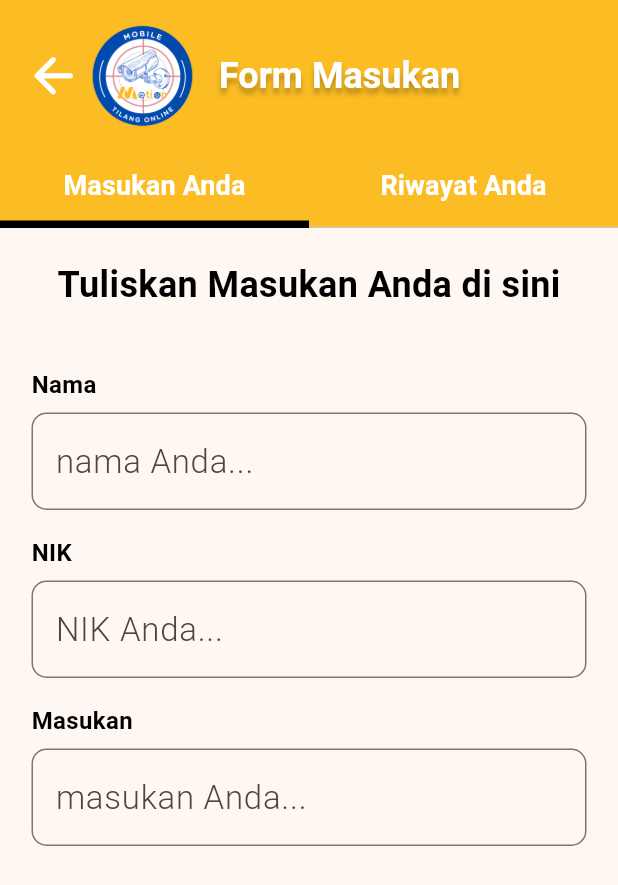
After one commit to Arroziqi/tilang_online, a Flutter app: the MasukanPage screen opened by its route, on a phone screen of 412 x 824 dp. The commit adds this screen. Shown: the top 885 px of the screen. Run offline on Flutter 3.47's test engine with Material 3 defaults, Android fonts, the phone set to English and light mode, and no system bars; our stand-ins replace badges, bloc, flutter_bloc, gap, google_fonts, smooth_page_indicator; Roboto replaces fonts that are missing (Kanit).

Commit message:
still stack on -jenis masukan- in form -masukan- page

```diff
--- /dev/null
+++ b/lib/models/pages/masukan/input_items.dart
@@ -0,0 +1,32 @@
+import 'input_class.dart';
+
+class InputItems {
+  List<InputClass> items = [
+    InputClass(
+      label: 'Nama',
+      hintText: 'nama Anda...',
+      type: 'text',
+    ),
+    InputClass(
+      label: 'NIK',
+      hintText: 'NIK Anda...',
+      type: 'text',
+    ),
+    // masih ngestack
+    // InputClass(
+    //   label: 'Jenis Masukan',
+    //   hintText: 'jenis masukan...',
+    //   type: 'select',
+    //   selectItems: [
+    //     {'text': 'Tampilan Masukan', 'value': 'tampilan'},
+    //     {'text': 'Sistem', 'value': 'sistem'},
+    //     {'text': 'Pelayanan', 'value': 'pelayanan'},
+    //   ],
+    // ),
+    InputClass(
+      label: 'Masukan',
+      hintText: 'masukan Anda...',
+      type: 'longText',
+    ),
+  ];
+}
--- /dev/null
+++ b/lib/ui/pages/masukan/components/input.dart
@@ -0,0 +1,37 @@
+import 'package:flutter/cupertino.dart';
+import 'package:flutter_app/shared/theme.dart';
+import 'package:flutter_app/ui/widgets/input/input_select.dart';
+import 'package:flutter_app/ui/widgets/input/input_text.dart';
+import 'package:gap/gap.dart';
+
+class Input extends StatelessWidget {
+  const Input({super.key, required this.label, required this.hintText, required this.type, this.selectItems});
+
+  final String label;
+  final String hintText;
+  final String type;
+  final List<Map?>? selectItems;
+
+  Widget getInput(String type, String hintText, List<Map?>? selectItems){
+    switch (type){
+      case 'longText':
+        return InputText(hintText: hintText,);
+      case 'select':
+        return InputSelect(hintText: hintText, selectItems: selectItems,);
+      default:
+        return InputText(hintText: hintText,);
+    }
+  }
+
+  @override
+  Widget build(BuildContext context) {
+    return Column(
+      crossAxisAlignment: CrossAxisAlignment.start,
+      children: [
+        Text(label, style: blackTextStyle.copyWith(fontSize: 16, fontWeight: bold,),),
+        const Gap(7),
+        getInput(type, hintText, selectItems),
+      ],
+    );
+  }
+}
--- /dev/null
+++ b/lib/ui/pages/masukan/form_masukan.dart
@@ -0,0 +1,55 @@
+import 'package:flutter/cupertino.dart';
+import 'package:flutter_app/models/pages/masukan/input_items.dart';
+import 'package:flutter_app/shared/theme.dart';
+import 'package:flutter_app/ui/pages/masukan/components/input.dart';
+import 'package:gap/gap.dart';
+
+final controller = InputItems();
+
+class FormMasukan extends StatelessWidget {
+  const FormMasukan({super.key});
+
+  Widget buildForm() {
+    return ListView.separated(
+      physics: BouncingScrollPhysics(),
+      itemCount: controller.items.length,
+      itemBuilder: (context, index) => Input(
+        label: controller.items[index].label,
+        hintText: controller.items[index].hintText,
+        type: controller.items[index].type,
+        selectItems: controller.items[index].selectItems,
+      ),
+      shrinkWrap: true,
+      separatorBuilder: (context, index) => const Gap(17),
+    );
+  }
+
+  @override
+  Widget build(BuildContext context) {
+    return Padding(
+      padding: EdgeInsets.only(
+        left: defaultMargin,
+        right: defaultMargin,
+        top: defaultMargin,
+      ),
+      child: ListView(
+        children: [
+          Column(
+            children: [
+              Text(
+                'Tuliskan Masukan Anda di sini',
+                style: blackTextStyle.copyWith(
+                  fontSize: 24,
+                  fontWeight: semiBold,
+                ),
+              ),
+              const Gap(38),
+              buildForm(),
+              Gap(defaultMargin),
+            ],
+          ),
+        ],
+      ),
+    );
+  }
+}
--- a/lib/ui/pages/masukan/masukan_page.dart
+++ b/lib/ui/pages/masukan/masukan_page.dart
@@ -1,12 +1,33 @@
 import 'package:flutter/material.dart';
+import 'package:flutter_app/ui/pages/masukan/form_masukan.dart';
+import 'package:flutter_app/ui/pages/masukan/masukan_kosong.dart';
+import 'package:flutter_app/ui/widgets/bar/appBar/custom_back_navigation_appbar.dart';
 
 class MasukanPage extends StatelessWidget {
   const MasukanPage({super.key});
 
+  PreferredSizeWidget buildAppBar(BuildContext context) {
+    return customBackNavigationAppBar(
+        title: 'Form Masukan', tabBar: true, context: context, tabs: ['Masukan Anda', 'Riwayat Anda']);
+  }
+
+  Widget buildContent() {
+    return const TabBarView(
+      children: <Widget>[
+        FormMasukan(),
+        MasukanKosong(),
+      ],
+    );
+  }
+
   @override
   Widget build(BuildContext context) {
-    return const Center(
-      child: Text('Masukan'),
+    return DefaultTabController(
+      length: 2,
+      child: Scaffold(
+        appBar: buildAppBar(context),
+        body: buildContent(),
+      ),
     );
   }
 }
--- a/lib/ui/pages/pelanggaran/pelanggaran_page.dart
+++ b/lib/ui/pages/pelanggaran/pelanggaran_page.dart
@@ -1,7 +1,6 @@
 import 'package:flutter/material.dart';
 import 'package:flutter_app/ui/pages/pelanggaran/data_pelanggaran.dart';
 import 'package:flutter_app/ui/pages/pelanggaran/data_pelanggaran_kosong.dart';
-import 'package:flutter_app/ui/widgets/bar/appBar/custom_appbar.dart';
 import 'package:flutter_app/ui/widgets/bar/appBar/custom_back_navigation_appbar.dart';
 
 class PelanggaranPage extends StatelessWidget {
--- a/lib/ui/widgets/bar/appBar/custom_back_navigation_appbar.dart
+++ b/lib/ui/widgets/bar/appBar/custom_back_navigation_appbar.dart
@@ -3,8 +3,9 @@ import 'package:flutter_app/shared/theme.dart';
 
 PreferredSizeWidget customBackNavigationAppBar({
   required BuildContext context,
-  required title,
-  tabBar = false,
+  required String title,
+  bool tabBar = false,
+  List<String> tabs = const ['Sedang Proses', 'Selesei'],
 }) {
   return AppBar(
     leadingWidth: 130,
@@ -61,14 +62,7 @@ PreferredSizeWidget customBackNavigationAppBar({
             unselectedLabelColor: Colors.white,
             indicatorSize: TabBarIndicatorSize.tab,
             indicatorWeight: 5,
-            tabs: const [
-              Tab(
-                text: 'Sedang Proses',
-              ),
-              Tab(
-                text: 'Selesei',
-              ),
-            ],
+            tabs: tabs.map((tab) => Tab(text: tab)).toList(),
           )
         : null,
   );
--- /dev/null
+++ b/lib/ui/widgets/input/input_text.dart
@@ -0,0 +1,21 @@
+import 'package:flutter/material.dart';
+import 'package:flutter_app/shared/theme.dart';
+
+class InputText extends StatelessWidget {
+  const InputText({super.key, this.hintText});
+
+  final String? hintText;
+
+  @override
+  Widget build(BuildContext context) {
+    return TextFormField(
+      decoration: InputDecoration(
+        hintText: hintText,
+        border: OutlineInputBorder(
+          borderRadius: BorderRadius.circular(10),
+        ),
+      ),
+      style: blackTextStyle.copyWith(fontSize: 22, fontWeight: light,),
+    );
+  }
+}
```
Also changed, not shown: lib/models/pages/masukan/input_class.dart (added, +9 -0 lines), lib/ui/pages/masukan/masukan_kosong.dart (added, +21 -0 lines), lib/ui/widgets/input/input_select.dart (added, +42 -0 lines), lib/ui/widgets/response_page/success/success_page.dart (added, +35 -0 lines), assets/img/icons/done-2.png, lib/ui/pages/masukan/masukan_success.dart (added).
